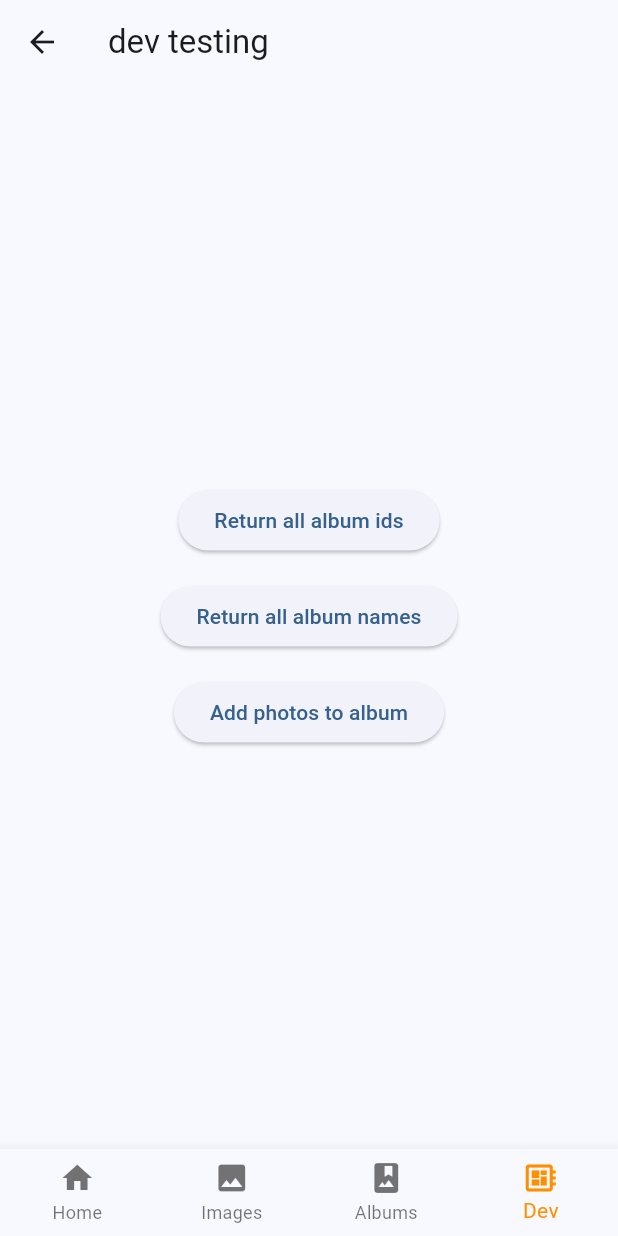
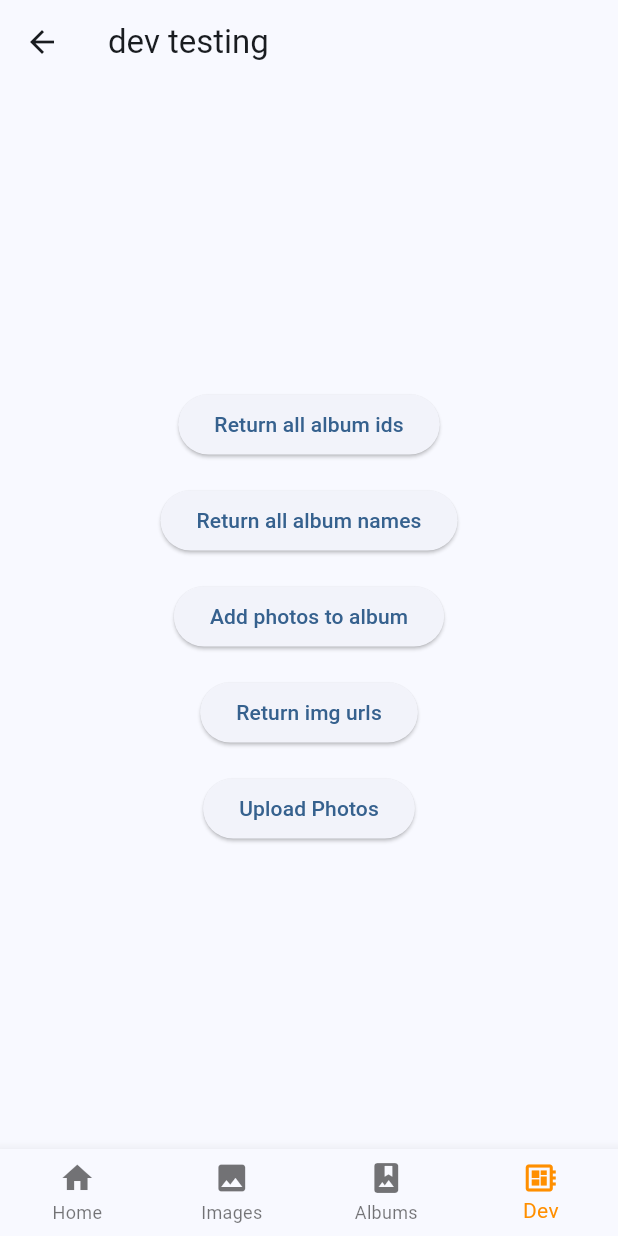
Before and after one commit to borisbonchev/google_photos_sorter, a Flutter app: the screen it shows after launch, item 4 of the bottom bar chosen, on a phone screen of 412 x 824 dp. Run offline on Flutter 3.47's test engine with Material 3 defaults, Android fonts, the phone set to English and light mode, and no system bars; our stand-ins replace cached_network_image, googleapis_auth, photo_view.

Commit message:
fix: cleanup and dev buttons for testing

```diff
--- a/lib/pages/dev_page.dart
+++ b/lib/pages/dev_page.dart
@@ -18,6 +18,8 @@ class DevPage extends StatelessWidget {
             ReturnAllAlbumIdsButton(),
             TestButton(),
             AddPhotosToAlbumButton(),
+            ReturnImageUrls(),
+            UploadPhotos(),
           ],
         ),
       ),
--- a/lib/widgets/dev_testing_buttons.dart
+++ b/lib/widgets/dev_testing_buttons.dart
@@ -62,3 +62,43 @@ class AddPhotosToAlbumButton extends StatelessWidget {
     );
   }
 }
+
+class ReturnImageUrls extends StatelessWidget {
+  const ReturnImageUrls({super.key});
+
+  @override
+  Widget build(BuildContext context) {
+    return Padding(
+      padding: const EdgeInsets.all(8.0),
+      child: ElevatedButton(
+        onPressed: () {
+          _photoService.returnAllImageUrls();
+        },
+        child: const Text('Return img urls'),
+      ),
+    );
+  }
+}
+
+String filePath = 'assets/images/black.jpeg';
+
+class UploadPhotos extends StatelessWidget {
+  const UploadPhotos({super.key});
+
+  @override
+  Widget build(BuildContext context) {
+    return Padding(
+      padding: const EdgeInsets.all(8.0),
+      child: ElevatedButton(
+        onPressed: () {
+          _photoService.uploadImage(filePath);
+        },
+        child: const Column(
+          children: [
+            Text('Upload Photos'),
+          ],
+        ),
+      ),
+    );
+  }
+}
--- a/pubspec.yaml
+++ b/pubspec.yaml
@@ -24,3 +24,5 @@ dev_dependencies:
 
 flutter:
   uses-material-design: true
+  assets:
+    - lib/assets/images/
```
Also changed, not shown: lib/assets/images/black.jpeg (renamed from lib/assets/black.jpeg), lib/assets/images/bridge.jpg (added), pubspec.lock.
